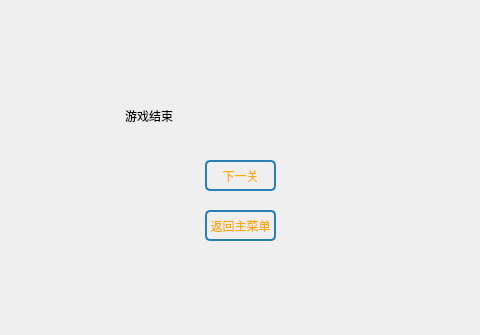
Before: the Qt Designer form end.ui in NorthOuterTowner/Bejeweled4, drawn with Qt 5; both pictures show x 115 to 595 and y 0 to 335 of the 800 by 600 pixel window.
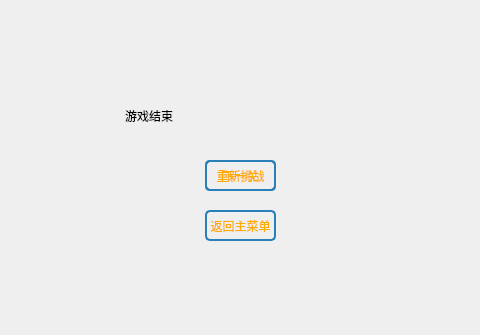
After: the same form once the commit is applied.

Patch:
```diff
--- a/end.ui
+++ b/end.ui
@@ -70,6 +70,28 @@
     <string>下一关</string>
    </property>
   </widget>
+  <widget class="QPushButton" name="retryButton">
+   <property name="geometry">
+    <rect>
+     <x>320</x>
+     <y>160</y>
+     <width>71</width>
+     <height>31</height>
+    </rect>
+   </property>
+   <property name="styleSheet">
+    <string notr="true">QPushButton {
+    color: rgb(255, 170, 0);             /* 文字颜色 */
+	font: 700 9pt &quot;Microsoft YaHei UI&quot;;
+    border: 2px solid #2980b9; /* 边框颜色 */
+    border-radius: 5px;       /* 圆角 */
+    font-size: 12px;          /* 字体大小 */
+}</string>
+   </property>
+   <property name="text">
+    <string>重新挑战</string>
+   </property>
+  </widget>
  </widget>
  <resources/>
  <connections/>
```
